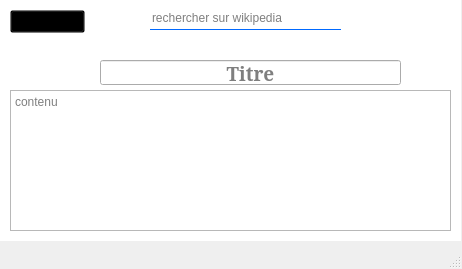
Before: the Qt Designer form wikipy.ui in OscarKouame/wikipy, drawn with Qt 5.
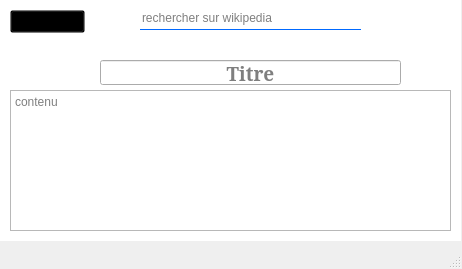
After: the same form once the commit is applied. The open tabs and pages were chosen to show the change.

Commit message: RAS pour le design! les images dans le fichier ne saffiche pas dans pqt

```diff
--- a/wikipy.ui
+++ b/wikipy.ui
@@ -234,9 +234,9 @@
    <widget class="QLineEdit" name="rech">
     <property name="geometry">
      <rect>
-      <x>150</x>
+      <x>140</x>
       <y>6</y>
-      <width>191</width>
+      <width>221</width>
       <height>24</height>
      </rect>
     </property>
@@ -246,6 +246,9 @@
 border:none;
 border-bottom:1px solid rgb(0, 105, 255);</string>
     </property>
+    <property name="frame">
+     <bool>true</bool>
+    </property>
     <property name="placeholderText">
      <string>rechercher sur wikipedia</string>
     </property>
```
Left out of the diff: 10 changed lines with no effect on the pictures.
